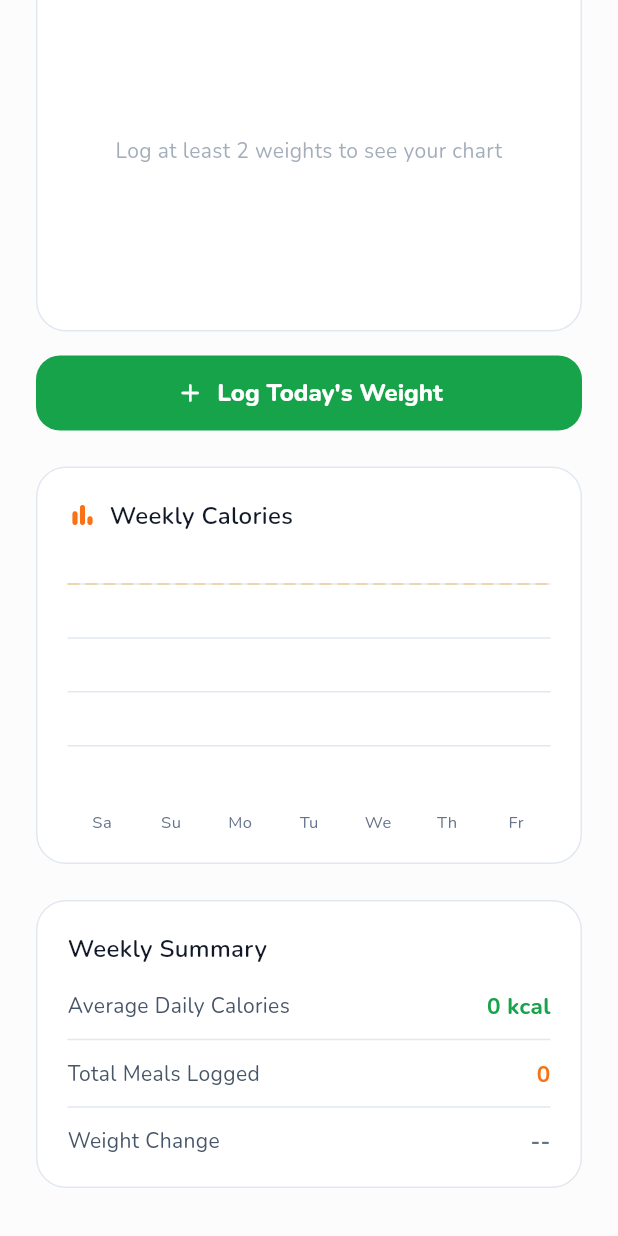
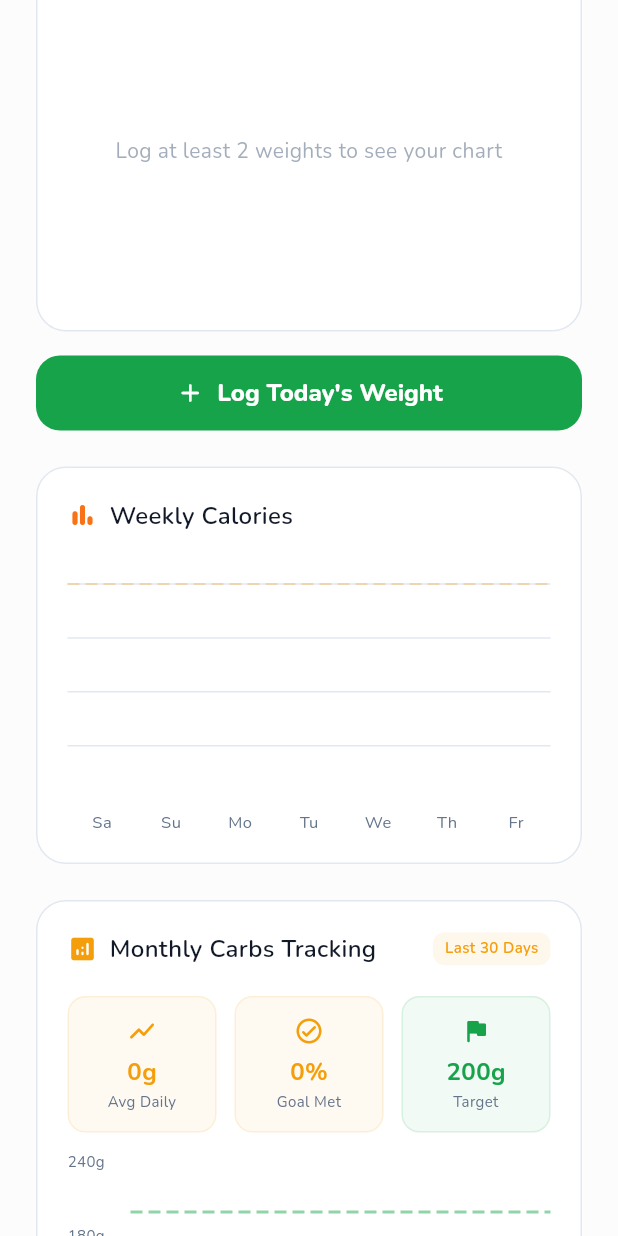
Before and after one commit to esumbrandon/lilyFit, a Flutter app: the ProgressScreen screen opened directly, scrolled down 277 dp, on a phone screen of 412 x 824 dp. Run offline on Flutter 3.47's test engine with Material 3 defaults, Android fonts, the phone set to English and light mode, and no system bars; drawn by our look-alikes of fl_chart; our stand-ins replace connectivity_plus, flutter_local_notifications, flutter_timezone, geocoding, geolocator, google_fonts and 4 more; accounts and stored records are empty.

Commit message:
Added monthly_carbs_chart.dart for monthly data computation and calculation.

```diff
--- a/lib/providers/app_provider.dart
+++ b/lib/providers/app_provider.dart
@@ -880,6 +880,18 @@ class AppProvider extends ChangeNotifier with WidgetsBindingObserver {
     });
   }
 
+  /// Returns daily carbs consumption for the past 30 days
+  List<MapEntry<DateTime, double>> get monthlyCarbs {
+    final now = DateTime.now();
+    return List.generate(30, (i) {
+      final date = now.subtract(Duration(days: 29 - i));
+      final dayCarbs = _mealLogs
+          .where((m) => _isSameDay(m.dateTime, date))
+          .fold(0.0, (sum, m) => sum + m.totalCarbs);
+      return MapEntry(date, dayCarbs);
+    });
+  }
+
   // ─── Locale Management ──────────────────────────────────────────
   Future<void> setLocale(
     Locale locale, {
--- a/lib/screens/profile/settings_screen.dart
+++ b/lib/screens/profile/settings_screen.dart
@@ -471,7 +471,7 @@ class SettingsScreen extends StatelessWidget {
                     child: ListView.separated(
                       shrinkWrap: true,
                       itemCount: languages.length,
-                      separatorBuilder: (_, __) => Divider(
+                      separatorBuilder: (_, _) => Divider(
                         color: isDark
                             ? AppColors.darkCardLight
                             : AppColors.cardLight,
@@ -640,7 +640,7 @@ class SettingsScreen extends StatelessWidget {
                     shrinkWrap: true,
                     physics: const NeverScrollableScrollPhysics(),
                     itemCount: themes.length,
-                    separatorBuilder: (_, __) => Divider(
+                    separatorBuilder: (_, _) => Divider(
                       color: isDark
                           ? AppColors.darkCardLight
                           : AppColors.cardLight,
--- a/lib/screens/progress/progress_screen.dart
+++ b/lib/screens/progress/progress_screen.dart
@@ -8,6 +8,7 @@ import '../../theme/app_theme.dart';
 import '../../providers/app_provider.dart';
 import '../../models/meal_log.dart';
 import '../../utils/unit_converter.dart';
+import '../../widgets/monthly_carbs_chart.dart';
 
 class ProgressScreen extends StatefulWidget {
   const ProgressScreen({super.key});
@@ -31,6 +32,7 @@ class _ProgressScreenState extends State<ProgressScreen> {
     final provider = context.watch<AppProvider>();
     final weightEntries = provider.weightEntries;
     final weeklyCalories = provider.weeklyCalories;
+    final monthlyCarbs = provider.monthlyCarbs;
 
     return Scaffold(
       body: SafeArea(
@@ -224,6 +226,73 @@ class _ProgressScreenState extends State<ProgressScreen> {
                           provider.userProfile.targetCalories,
                           AppLocalizations.of(context)!.target,
                         ),
+                      ),
+                    ],
+                  ),
+                ),
+              ),
+            ),
+
+            // Monthly Carbs Chart
+            SliverToBoxAdapter(
+              child: Padding(
+                padding: const EdgeInsets.fromLTRB(24, 24, 24, 0),
+                child: Container(
+                  padding: const EdgeInsets.all(20),
+                  decoration: BoxDecoration(
+                    color: isDark ? AppColors.darkCard : AppColors.card,
+                    borderRadius: BorderRadius.circular(20),
+                    border: Border.all(
+                      color: isDark ? AppColors.darkBorder : AppColors.border,
+                    ),
+                  ),
+                  child: Column(
+                    crossAxisAlignment: CrossAxisAlignment.start,
+                    children: [
+                      Row(
+                        children: [
+                          const Icon(
+                            Icons.analytics_rounded,
+                            color: AppColors.carbs,
+                            size: 20,
+                          ),
+                          const SizedBox(width: 8),
+                          Text(
+                            'Monthly Carbs Tracking',
+                            style: TextStyle(
+                              color: isDark
+                                  ? AppColors.darkTextPrimary
+                                  : AppColors.textPrimary,
+                              fontSize: 16,
+                              fontWeight: FontWeight.w600,
+                            ),
+                          ),
+                          const Spacer(),
+                          Container(
+                            padding: const EdgeInsets.symmetric(
+                              horizontal: 8,
+                              vertical: 4,
+                            ),
+                            decoration: BoxDecoration(
+                              color: AppColors.carbs.withAlpha(20),
+                              borderRadius: BorderRadius.circular(8),
+                            ),
+                            child: Text(
+                              'Last 30 Days',
+                              style: TextStyle(
+                                color: AppColors.carbs,
+                                fontSize: 10,
+                                fontWeight: FontWeight.w600,
+                              ),
+                            ),
+                          ),
+                        ],
+                      ),
+                      const SizedBox(height: 20),
+                      MonthlyCarbsChart(
+                        data: monthlyCarbs,
+                        targetCarbs: provider.userProfile.targetCarbs,
+                        isDarkMode: isDark,
                       ),
                     ],
                   ),
--- /dev/null
+++ b/lib/widgets/monthly_carbs_chart.dart
@@ -0,0 +1,395 @@
+import 'package:flutter/material.dart';
+import 'package:fl_chart/fl_chart.dart';
+import 'package:intl/intl.dart';
+import '../theme/app_theme.dart';
+
+class MonthlyCarbsChart extends StatefulWidget {
+  final List<MapEntry<DateTime, double>> data;
+  final double targetCarbs;
+  final bool isDarkMode;
+
+  const MonthlyCarbsChart({
+    super.key,
+    required this.data,
+    required this.targetCarbs,
+    required this.isDarkMode,
+  });
+
+  @override
+  State<MonthlyCarbsChart> createState() => _MonthlyCarbsChartState();
+}
+
+class _MonthlyCarbsChartState extends State<MonthlyCarbsChart> {
+  int? _touchedIndex;
+
+  @override
+  Widget build(BuildContext context) {
+    return Column(
+      crossAxisAlignment: CrossAxisAlignment.start,
+      children: [
+        // Statistics Row
+        _buildStatsRow(),
+        const SizedBox(height: 20),
+
+        // Chart
+        SizedBox(
+          height: 220,
+          child: widget.data.isEmpty ? _buildEmptyState() : _buildChart(),
+        ),
+
+        const SizedBox(height: 16),
+
+        // Legend
+        _buildLegend(),
+      ],
+    );
+  }
+
+  Widget _buildStatsRow() {
+    final daysWithData = widget.data.where((e) => e.value > 0).length;
+    final totalCarbs = widget.data.fold(0.0, (sum, e) => sum + e.value);
+    final avgCarbs = daysWithData > 0 ? totalCarbs / daysWithData : 0;
+    final daysMetGoal = widget.data
+        .where(
+          (e) =>
+              e.value >= widget.targetCarbs * 0.9 &&
+              e.value <= widget.targetCarbs * 1.1,
+        )
+        .length;
+    final goalPercentage = daysWithData > 0
+        ? (daysMetGoal / daysWithData * 100)
+        : 0;
+
+    return Row(
+      children: [
+        Expanded(
+          child: _statCard(
+            'Avg Daily',
+            '${avgCarbs.toInt()}g',
+            Icons.show_chart_rounded,
+            AppColors.carbs,
+          ),
+        ),
+        const SizedBox(width: 12),
+        Expanded(
+          child: _statCard(
+            'Goal Met',
+            '${goalPercentage.toInt()}%',
+            Icons.check_circle_outline_rounded,
+            goalPercentage >= 70 ? AppColors.success : AppColors.warning,
+          ),
+        ),
+        const SizedBox(width: 12),
+        Expanded(
+          child: _statCard(
+            'Target',
+            '${widget.targetCarbs.toInt()}g',
+            Icons.flag_rounded,
+            AppColors.primary,
+          ),
+        ),
+      ],
+    );
+  }
+
+  Widget _statCard(String label, String value, IconData icon, Color color) {
+    return Container(
+      padding: const EdgeInsets.all(12),
+      decoration: BoxDecoration(
+        color: color.withAlpha(15),
+        borderRadius: BorderRadius.circular(12),
+        border: Border.all(color: color.withAlpha(30)),
+      ),
+      child: Column(
+        children: [
+          Icon(icon, color: color, size: 20),
+          const SizedBox(height: 6),
+          Text(
+            value,
+            style: TextStyle(
+              color: color,
+              fontSize: 16,
+              fontWeight: FontWeight.w700,
+            ),
+          ),
+          const SizedBox(height: 2),
+          Text(
+            label,
+            style: TextStyle(
+              color: widget.isDarkMode
+                  ? AppColors.darkTextTertiary
+                  : AppColors.textTertiary,
+              fontSize: 10,
+            ),
+            textAlign: TextAlign.center,
+          ),
+        ],
+      ),
+    );
+  }
+
+  Widget _buildChart() {
+    final maxCarbs = widget.data
+        .map((e) => e.value)
+        .fold(widget.targetCarbs * 1.2, (a, b) => a > b ? a : b);
+
+    return LineChart(
+      LineChartData(
+        gridData: FlGridData(
+          show: true,
+          drawVerticalLine: false,
+          horizontalInterval: maxCarbs / 4,
+          getDrawingHorizontalLine: (value) => FlLine(
+            color: widget.isDarkMode
+                ? AppColors.darkCardLight
+                : AppColors.cardLight,
+            strokeWidth: 1,
+            dashArray: [5, 5],
+          ),
+        ),
+        titlesData: FlTitlesData(
+          leftTitles: AxisTitles(
+            sideTitles: SideTitles(
+              showTitles: true,
+              reservedSize: 42,
+              interval: maxCarbs / 4,
+              getTitlesWidget: (value, meta) {
+                return Padding(
+                  padding: const EdgeInsets.only(right: 8),
+                  child: Text(
+                    '${value.toInt()}g',
+                    style: TextStyle(
+                      color: widget.isDarkMode
+                          ? AppColors.darkTextTertiary
+                          : AppColors.textTertiary,
+                      fontSize: 10,
+                    ),
+                  ),
+                );
+              },
+            ),
+          ),
+          bottomTitles: AxisTitles(
+            sideTitles: SideTitles(
+              showTitles: true,
+              interval: 5,
+              getTitlesWidget: (value, meta) {
+                final index = value.toInt();
+                if (index >= 0 &&
+                    index < widget.data.length &&
+                    index % 5 == 0) {
+                  return Padding(
+                    padding: const EdgeInsets.only(top: 8),
+                    child: Text(
+                      DateFormat('d/M').format(widget.data[index].key),
+                      style: TextStyle(
+                        color: widget.isDarkMode
+                            ? AppColors.darkTextTertiary
+                            : AppColors.textTertiary,
+                        fontSize: 9,
+                      ),
+                    ),
+                  );
+                }
+                return const SizedBox.shrink();
+              },
+            ),
+          ),
+          topTitles: const AxisTitles(
+            sideTitles: SideTitles(showTitles: false),
+          ),
+          rightTitles: const AxisTitles(
+            sideTitles: SideTitles(showTitles: false),
+          ),
+        ),
+        borderData: FlBorderData(show: false),
+        minY: 0,
+        maxY: maxCarbs,
+        lineBarsData: [
+          LineChartBarData(
+            spots: widget.data.asMap().entries.map((e) {
+              return FlSpot(e.key.toDouble(), e.value.value);
+            }).toList(),
+            isCurved: true,
+            curveSmoothness: 0.35,
+            color: AppColors.carbs,
+            barWidth: 3,
+            isStrokeCapRound: true,
+            dotData: FlDotData(
+              show: true,
+              getDotPainter: (spot, percent, barData, index) {
+                final isSelected = _touchedIndex == index;
+                final carbs = spot.y;
+                final isGoalMet =
+                    carbs >= widget.targetCarbs * 0.9 &&
+                    carbs <= widget.targetCarbs * 1.1;
+
+                return FlDotCirclePainter(
+                  radius: isSelected ? 6 : 3,
+                  color: isGoalMet ? AppColors.success : AppColors.carbs,
+                  strokeWidth: isSelected ? 3 : 1.5,
+                  strokeColor: widget.isDarkMode
+                      ? AppColors.darkCard
+                      : AppColors.card,
+                );
+              },
+            ),
+            belowBarData: BarAreaData(
+              show: true,
+              gradient: LinearGradient(
+                begin: Alignment.topCenter,
+                end: Alignment.bottomCenter,
+                colors: [
+                  AppColors.carbs.withAlpha(80),
+                  AppColors.carbs.withAlpha(20),
+                  AppColors.carbs.withAlpha(5),
+                ],
+              ),
+            ),
+          ),
+        ],
+        // Target line
+        extraLinesData: ExtraLinesData(
+          horizontalLines: [
+            HorizontalLine(
+              y: widget.targetCarbs,
+              color: AppColors.primary.withAlpha(120),
+              strokeWidth: 2,
+              dashArray: [8, 4],
+              label: HorizontalLineLabel(
+                show: true,
+                labelResolver: (_) => 'Goal',
+                style: const TextStyle(
+                  color: AppColors.primary,
+                  fontSize: 11,
+                  fontWeight: FontWeight.w600,
+                ),
+                alignment: Alignment.topRight,
+                padding: const EdgeInsets.only(right: 5, bottom: 5),
+              ),
+            ),
+          ],
+        ),
+        lineTouchData: LineTouchData(
+          enabled: true,
+          handleBuiltInTouches: true,
+          touchCallback: (FlTouchEvent event, LineTouchResponse? response) {
+            if (response == null || response.lineBarSpots == null) {
+              setState(() => _touchedIndex = null);
+              return;
+            }
+            setState(() {
+              _touchedIndex = response.lineBarSpots!.first.spotIndex;
+            });
+          },
+          touchTooltipData: LineTouchTooltipData(
+            getTooltipColor: (spot) => widget.isDarkMode
+                ? AppColors.darkCard.withAlpha(230)
+                : AppColors.card.withAlpha(230),
+            tooltipRoundedRadius: 12,
+            tooltipPadding: const EdgeInsets.symmetric(
+              horizontal: 12,
+              vertical: 8,
+            ),
+            getTooltipItems: (spots) => spots.map((spot) {
+              final index = spot.spotIndex;
+              final date = widget.data[index].key;
+              final carbs = spot.y;
+              final percentOfGoal = (carbs / widget.targetCarbs * 100).toInt();
+
+              return LineTooltipItem(
+                '${DateFormat('MMM d').format(date)}\n${carbs.toInt()}g ($percentOfGoal%)',
+                TextStyle(
+                  color: widget.isDarkMode
+                      ? AppColors.darkTextPrimary
+                      : AppColors.textPrimary,
+                  fontWeight: FontWeight.w600,
+                  fontSize: 12,
+                ),
+              );
+            }).toList(),
+          ),
+        ),
+      ),
+    );
+  }
+
+  Widget _buildEmptyState() {
+    return Center(
+      child: Column(
+        mainAxisAlignment: MainAxisAlignment.center,
+        children: [
+          Icon(
+            Icons.analytics_outlined,
+            size: 48,
+            color:
+                (widget.isDarkMode
+                        ? AppColors.darkTextTertiary
+                        : AppColors.textTertiary)
+                    .withAlpha(100),
+          ),
+          const SizedBox(height: 12),
+          Text(
+            'No carbs data yet',
+            style: TextStyle(
+              color: widget.isDarkMode
+                  ? AppColors.darkTextTertiary
+                  : AppColors.textTertiary,
+              fontSize: 14,
+            ),
+          ),
+          const SizedBox(height: 4),
+          Text(
+            'Start logging meals to see your progress',
+            style: TextStyle(
+              color:
+                  (widget.isDarkMode
+                          ? AppColors.darkTextTertiary
+                          : AppColors.textTertiary)
+                      .withAlpha(150),
+              fontSize: 12,
+            ),
+          ),
+        ],
+      ),
+    );
+  }
+
+  Widget _buildLegend() {
+    return Row(
+      mainAxisAlignment: MainAxisAlignment.center,
+      children: [
+        _legendItem('Goal Met', AppColors.success),
+        const SizedBox(width: 20),
+        _legendItem('Below/Above', AppColors.carbs),
+        const SizedBox(width: 20),
+        _legendItem('Target Line', AppColors.primary),
+      ],
+    );
+  }
+
+  Widget _legendItem(String label, Color color) {
+    return Row(
+      children: [
+        Container(
+          width: 16,
+          height: 3,
+          decoration: BoxDecoration(
+            color: color,
+            borderRadius: BorderRadius.circular(2),
+          ),
+        ),
+        const SizedBox(width: 6),
+        Text(
+          label,
+          style: TextStyle(
+            color: widget.isDarkMode
+                ? AppColors.darkTextTertiary
+                : AppColors.textTertiary,
+            fontSize: 10,
+          ),
+        ),
+      ],
+    );
+  }
+}
```
